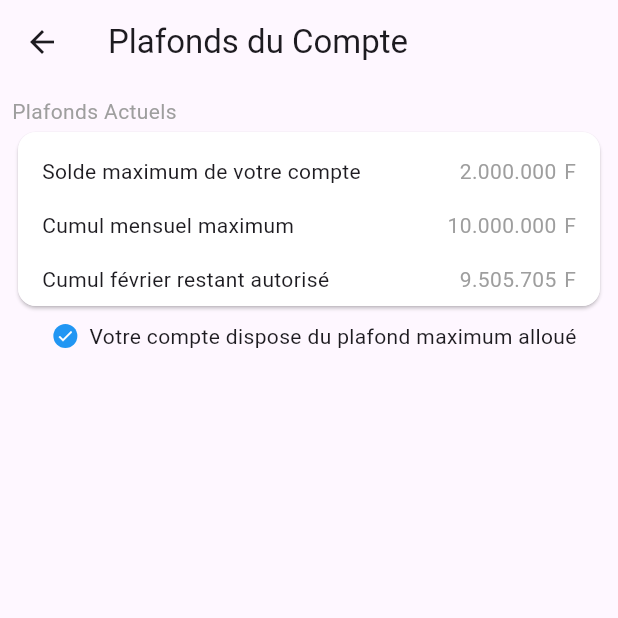
After one commit to LinhoDevops/clone_wave_flutter, a Flutter app: the PlafondScreen screen opened directly, on a phone screen of 412 x 824 dp, the top half of it. The commit adds this screen. Run offline on Flutter 3.47's test engine with Material 3 defaults, Android fonts, the light colour scheme and no system bars; our stand-ins replace camera, flutter_contacts, pretty_qr_code, toggle_switch.

Commit message:
last commit

```diff
--- /dev/null
+++ b/lib/models/plafontItem.dart
@@ -0,0 +1,13 @@
+
+class ItemPl {
+  final String name;
+  final String value;
+
+  ItemPl({required this.name, required this.value});
+
+  static List<ItemPl> itemsPl = [
+    ItemPl(name:"Solde maximum de votre compte", value:"2.000.000"),
+    ItemPl(name:"Cumul mensuel maximum", value:"10.000.000"),
+    ItemPl(name:"Cumul février restant autorisé", value:"9.505.705")
+  ];
+}
--- a/lib/screen/home_screen.dart
+++ b/lib/screen/home_screen.dart
@@ -9,7 +9,6 @@ import 'package:my_wave/screen/transport_screen.dart';
 
 
 import '../widgets/card_widget.dart';
-import 'credit_screen.dart';
 
 class HomeScreen extends StatefulWidget {
   const HomeScreen({super.key});
@@ -151,7 +150,10 @@ class _HomeScreenState extends State<HomeScreen> {
                                 case 2:
                                   Navigator.of(context).push(MaterialPageRoute(
                                     builder: (context) {
-                                      return const CreditScreen();
+                                      return const OperationScreen(
+                                        isTransfer: false,
+                                      );
+
                                     },
                                   ));
                                   break;
--- /dev/null
+++ b/lib/screen/plafond_screen.dart
@@ -0,0 +1,114 @@
+import 'package:flutter/material.dart';
+import 'package:my_wave/models/plafontItem.dart';
+
+class PlafondScreen extends StatefulWidget {
+  const PlafondScreen({super.key});
+
+  @override
+  State<PlafondScreen> createState() => _PlafondScreenState();
+}
+
+class _PlafondScreenState extends State<PlafondScreen> {
+  @override
+  Widget build(BuildContext context) {
+    return Scaffold(
+        appBar: AppBar(
+          title: Text('Plafonds du Compte'),
+          leading: IconButton(
+            icon: const Icon(Icons.arrow_back),
+            onPressed: () {
+              return Navigator.pop(context);
+            },
+          ),
+        ),
+        body: Padding(
+            padding: const EdgeInsets.all(8),
+            child: Column(
+              crossAxisAlignment: CrossAxisAlignment.start,
+              children: [
+                const Text(
+                    'Plafonds Actuels',
+                    style: TextStyle(color: Colors.grey)
+                ),
+                Card(
+
+                    child: Container(
+
+                      decoration: BoxDecoration(
+                          borderRadius: BorderRadius.circular(12),
+                          color: Colors.white
+                      ),
+                      child: Padding(
+
+                        padding: const EdgeInsets.all(8),
+                        child: SizedBox(
+                          height: 100,
+                          child: ListView.builder(
+                              itemCount: ItemPl.itemsPl.length,
+                              itemBuilder: (context, index) {
+                                final item = ItemPl.itemsPl[index];
+                                return Padding(
+                                  padding: const EdgeInsets.all(8.0),
+                                  child: Row(
+                                    mainAxisAlignment: MainAxisAlignment.spaceBetween,
+                                    children: [
+                                      Text(item.name),
+                                      Row(
+                                        children: [
+                                          Text(
+                                              item.value.toString(),
+                                              style: const TextStyle(
+                                                  color: Colors.grey
+                                              )
+                                          ),
+                                          SizedBox(width: 5),
+                                          const Text(
+                                              'F',
+                                              style: TextStyle(
+                                                  color: Colors.grey
+                                              )
+                                          ),
+
+                                        ],
+                                      )
+                                    ],
+                                  ),
+                                );
+                              }
+                          ),
+                        ),
+                      ),
+                    )
+                ),
+                Row(
+                  mainAxisAlignment: MainAxisAlignment.center,
+                  children: [
+                    Padding(
+                      padding: const EdgeInsets.all(8.0),
+                      child: Container(
+                        padding: const EdgeInsets.all(2),
+                        decoration: BoxDecoration(
+                          color: Colors.blue,
+                          borderRadius: BorderRadius.circular(45),
+                        ),
+                        child: const Icon(
+                          Icons.check,
+                          size: 12,
+                          color: Colors.white,
+                        ),
+
+
+
+                      ),
+                    ),
+                    Text('Votre compte dispose du plafond maximum alloué')
+
+                  ],
+                )
+
+              ],
+            )
+        )
+    );
+  }
+}
--- a/lib/widgets/phone_input_widget.dart
+++ b/lib/widgets/phone_input_widget.dart
@@ -150,7 +150,7 @@ class _PhoneInputFieldState extends State<PhoneInputField> {
           GestureDetector(
             onTap: _showCountryPicker,
             child: Container(
-              padding: const EdgeInsets.symmetric(horizontal: 8, vertical: 4),
+              padding: const EdgeInsets.symmetric(horizontal: 8, vertical: 12),
               decoration: BoxDecoration(
                 border: Border(
                   bottom: BorderSide(color: Colors.blue.shade200, width: 2),
```
Also changed, not shown: lib/models/contact.dart (added, +19 -0 lines), lib/models/favorisContact.dart (added, +19 -0 lines), lib/screen/credit_screen.dart (deleted, +0 -164 lines), lib/screen/scan_screen.dart (+14 -8 lines), lib/screen/settings_screen.dart (+13 -1 lines), lib/screen/transfer_screen.dart (+6 -9 lines), 1 other file.
